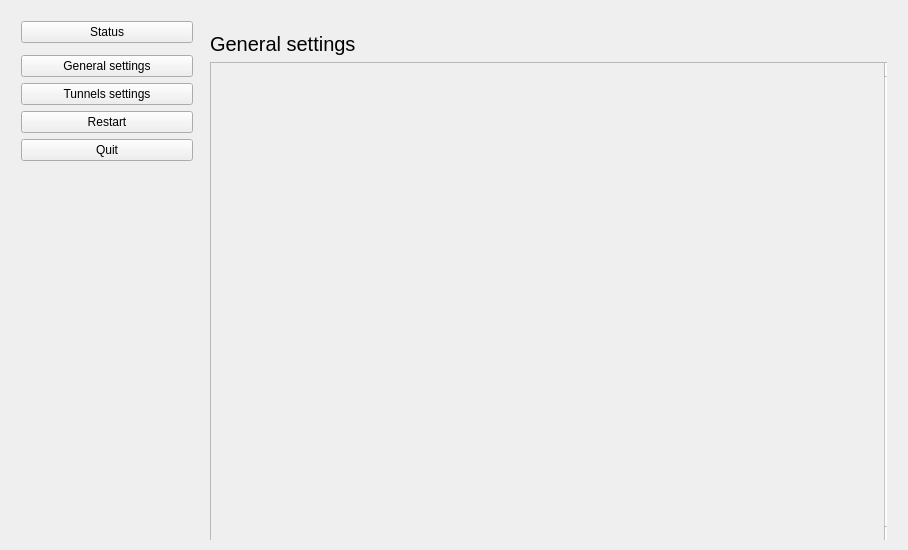
Old version of the form qt/i2pd_qt/mainwindow.ui in the repository PurpleI2P/i2pd.
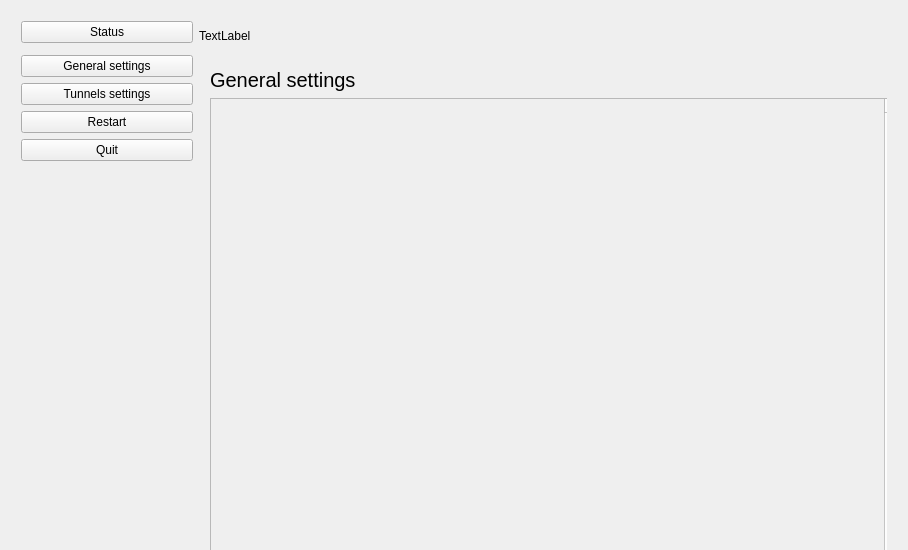
New version of the form. The open tabs and pages were chosen to show the change.

```diff
--- a/qt/i2pd_qt/mainwindow.ui
+++ b/qt/i2pd_qt/mainwindow.ui
@@ -50,7 +50,7 @@
       <x>10</x>
       <y>10</y>
       <width>888</width>
-      <height>530</height>
+      <height>555</height>
      </rect>
     </property>
     <layout class="QHBoxLayout" name="horizontalLayout">
@@ -168,6 +168,442 @@
       </layout>
      </item>
      <item>
+      <layout class="QVBoxLayout" name="verticalLayout_7">
+       <item>
+        <widget class="QLabel" name="wrongInputLabel">
+         <property name="minimumSize">
+          <size>
+           <width>0</width>
+           <height>30</height>
+          </size>
+         </property>
+         <property name="palette">
+          <palette>
+           <active>
+            <colorrole role="WindowText">
+             <brush brushstyle="SolidPattern">
+              <color alpha="255">
+               <red>0</red>
+               <green>0</green>
+               <blue>0</blue>
+              </color>
+             </brush>
+            </colorrole>
+            <colorrole role="Button">
+             <brush brushstyle="SolidPattern">
+              <color alpha="255">
+               <red>255</red>
+               <green>0</green>
+               <blue>0</blue>
+              </color>
+             </brush>
+            </colorrole>
+            <colorrole role="Light">
+             <brush brushstyle="SolidPattern">
+              <color alpha="255">
+               <red>255</red>
+               <green>127</green>
+               <blue>127</blue>
+              </color>
+             </brush>
+            </colorrole>
+            <colorrole role="Midlight">
+             <brush brushstyle="SolidPattern">
+              <color alpha="255">
+               <red>255</red>
+               <green>63</green>
+               <blue>63</blue>
+              </color>
+             </brush>
+            </colorrole>
+            <colorrole role="Dark">
+             <brush brushstyle="SolidPattern">
+              <color alpha="255">
+               <red>127</red>
+               <green>0</green>
+               <blue>0</blue>
+              </color>
+             </brush>
+            </colorrole>
+            <colorrole role="Mid">
+             <brush brushstyle="SolidPattern">
+              <color alpha="255">
+               <red>170</red>
+               <green>0</green>
+               <blue>0</blue>
+              </color>
+             </brush>
+            </colorrole>
+            <colorrole role="Text">
+             <brush brushstyle="SolidPattern">
+              <color alpha="255">
+               <red>0</red>
+               <green>0</green>
+               <blue>0</blue>
+              </color>
+             </brush>
+            </colorrole>
+            <colorrole role="BrightText">
+             <brush brushstyle="SolidPattern">
+              <color alpha="255">
+               <red>255</red>
+               <green>255</green>
+               <blue>255</blue>
+              </color>
+             </brush>
+            </colorrole>
+            <colorrole role="ButtonText">
+             <brush brushstyle="SolidPattern">
+              <color alpha="255">
+               <red>0</red>
+               <green>0</green>
+               <blue>0</blue>
+              </color>
+             </brush>
+            </colorrole>
+            <colorrole role="Base">
+             <brush brushstyle="SolidPattern">
+              <color alpha="255">
+               <red>255</red>
+               <green>255</green>
+               <blue>255</blue>
+              </color>
+             </brush>
+            </colorrole>
+            <colorrole role="Window">
+             <brush brushstyle="SolidPattern">
+              <color alpha="255">
+               <red>255</red>
+               <green>0</green>
+               <blue>0</blue>
+              </color>
+             </brush>
+            </colorrole>
+            <colorrole role="Shadow">
+             <brush brushstyle="SolidPattern">
+              <color alpha="255">
+               <red>0</red>
+               <green>0</green>
+               <blue>0</blue>
+              </color>
+             </brush>
+            </colorrole>
+            <colorrole role="AlternateBase">
+             <brush brushstyle="SolidPattern">
+              <color alpha="255">
+               <red>255</red>
+               <green>127</green>
+               <blue>127</blue>
+              </color>
+             </brush>
+            </colorrole>
+            <colorrole role="ToolTipBase">
+             <brush brushstyle="SolidPattern">
+              <color alpha="255">
+               <red>255</red>
+               <green>255</green>
+               <blue>220</blue>
+              </color>
+             </brush>
+            </colorrole>
+            <colorrole role="ToolTipText">
+             <brush brushstyle="SolidPattern">
+              <color alpha="255">
+               <red>0</red>
+               <green>0</green>
+               <blue>0</blue>
+              </color>
+             </brush>
+            </colorrole>
+           </active>
+           <inactive>
+            <colorrole role="WindowText">
+             <brush brushstyle="SolidPattern">
+              <color alpha="255">
+               <red>0</red>
+               <green>0</green>
+               <blue>0</blue>
+              </color>
+             </brush>
+            </colorrole>
+            <colorrole role="Button">
+             <brush brushstyle="SolidPattern">
+              <color alpha="255">
+               <red>255</red>
+               <green>0</green>
+               <blue>0</blue>
+              </color>
+             </brush>
+            </colorrole>
+            <colorrole role="Light">
+             <brush brushstyle="SolidPattern">
+              <color alpha="255">
+               <red>255</red>
+               <green>127</green>
+               <blue>127</blue>
+              </color>
+             </brush>
+            </colorrole>
+            <colorrole role="Midlight">
+             <brush brushstyle="SolidPattern">
+              <color alpha="255">
+               <red>255</red>
+               <green>63</green>
+               <blue>63</blue>
+              </color>
+             </brush>
+            </colorrole>
+            <colorrole role="Dark">
+             <brush brushstyle="SolidPattern">
+              <color alpha="255">
+               <red>127</red>
+               <green>0</green>
+               <blue>0</blue>
+              </color>
+             </brush>
+            </colorrole>
+            <colorrole role="Mid">
+             <brush brushstyle="SolidPattern">
+              <color alpha="255">
+               <red>170</red>
+               <green>0</green>
+               <blue>0</blue>
+              </color>
+             </brush>
+            </colorrole>
+            <colorrole role="Text">
+             <brush brushstyle="SolidPattern">
+              <color alpha="255">
+               <red>0</red>
+               <green>0</green>
+               <blue>0</blue>
+              </color>
+             </brush>
+            </colorrole>
+            <colorrole role="BrightText">
+             <brush brushstyle="SolidPattern">
+              <color alpha="255">
+               <red>255</red>
+               <green>255</green>
+               <blue>255</blue>
+              </color>
+             </brush>
+            </colorrole>
+            <colorrole role="ButtonText">
+             <brush brushstyle="SolidPattern">
+              <color alpha="255">
+               <red>0</red>
+               <green>0</green>
+               <blue>0</blue>
+              </color>
+             </brush>
+            </colorrole>
+            <colorrole role="Base">
+             <brush brushstyle="SolidPattern">
+              <color alpha="255">
+               <red>255</red>
+               <green>255</green>
+               <blue>255</blue>
+              </color>
+             </brush>
+            </colorrole>
+            <colorrole role="Window">
+             <brush brushstyle="SolidPattern">
+              <color alpha="255">
+               <red>255</red>
+               <green>0</green>
+               <blue>0</blue>
+              </color>
+             </brush>
+            </colorrole>
+            <colorrole role="Shadow">
+             <brush brushstyle="SolidPattern">
+              <color alpha="255">
+               <red>0</red>
+               <green>0</green>
+               <blue>0</blue>
+              </color>
+             </brush>
+            </colorrole>
+            <colorrole role="AlternateBase">
+             <brush brushstyle="SolidPattern">
+              <color alpha="255">
+               <red>255</red>
+               <green>127</green>
+               <blue>127</blue>
+              </color>
+             </brush>
+            </colorrole>
+            <colorrole role="ToolTipBase">
+             <brush brushstyle="SolidPattern">
+              <color alpha="255">
+               <red>255</red>
+               <green>255</green>
+               <blue>220</blue>
+              </color>
+             </brush>
+            </colorrole>
+            <colorrole role="ToolTipText">
+             <brush brushstyle="SolidPattern">
+              <color alpha="255">
+               <red>0</red>
+               <green>0</green>
+               <blue>0</blue>
+              </color>
+             </brush>
+            </colorrole>
+           </inactive>
+           <disabled>
+            <colorrole role="WindowText">
+             <brush brushstyle="SolidPattern">
+              <color alpha="255">
+               <red>127</red>
+               <green>0</green>
+               <blue>0</blue>
+              </color>
+             </brush>
+            </colorrole>
+            <colorrole role="Button">
+             <brush brushstyle="SolidPattern">
+              <color alpha="255">
+               <red>255</red>
+               <green>0</green>
+               <blue>0</blue>
+              </color>
+             </brush>
+            </colorrole>
+            <colorrole role="Light">
+             <brush brushstyle="SolidPattern">
+              <color alpha="255">
+               <red>255</red>
+               <green>127</green>
+               <blue>127</blue>
+              </color>
+             </brush>
+            </colorrole>
+            <colorrole role="Midlight">
+             <brush brushstyle="SolidPattern">
+              <color alpha="255">
+               <red>255</red>
+               <green>63</green>
+               <blue>63</blue>
+              </color>
+             </brush>
+            </colorrole>
+            <colorrole role="Dark">
+             <brush brushstyle="SolidPattern">
+              <color alpha="255">
+               <red>127</red>
+               <green>0</green>
+               <blue>0</blue>
+              </color>
+             </brush>
+            </colorrole>
+            <colorrole role="Mid">
+             <brush brushstyle="SolidPattern">
+              <color alpha="255">
+               <red>170</red>
+               <green>0</green>
+               <blue>0</blue>
+              </color>
+             </brush>
+            </colorrole>
+            <colorrole role="Text">
+             <brush brushstyle="SolidPattern">
+              <color alpha="255">
+               <red>127</red>
+               <green>0</green>
+               <blue>0</blue>
+              </color>
+             </brush>
+            </colorrole>
+            <colorrole role="BrightText">
+             <brush brushstyle="SolidPattern">
+              <color alpha="255">
+               <red>255</red>
+               <green>255</green>
+               <blue>255</blue>
+              </color>
+             </brush>
+            </colorrole>
+            <colorrole role="ButtonText">
+             <brush brushstyle="SolidPattern">
+              <color alpha="255">
+               <red>127</red>
+               <green>0</green>
+               <blue>0</blue>
+              </color>
+             </brush>
+            </colorrole>
+            <colorrole role="Base">
+             <brush brushstyle="SolidPattern">
+              <color alpha="255">
+               <red>255</red>
+               <green>0</green>
+               <blue>0</blue>
+              </color>
+             </brush>
+            </colorrole>
+            <colorrole role="Window">
+             <brush brushstyle="SolidPattern">
+              <color alpha="255">
+               <red>255</red>
+               <green>0</green>
+               <blue>0</blue>
+              </color>
+             </brush>
+            </colorrole>
+            <colorrole role="Shadow">
+             <brush brushstyle="SolidPattern">
+              <color alpha="255">
+               <red>0</red>
+               <green>0</green>
+               <blue>0</blue>
+              </color>
+             </brush>
+            </colorrole>
+            <colorrole role="AlternateBase">
+             <brush brushstyle="SolidPattern">
+              <color alpha="255">
+               <red>255</red>
+               <green>0</green>
+               <blue>0</blue>
+              </color>
+             </brush>
+            </colorrole>
+            <colorrole role="ToolTipBase">
+             <brush brushstyle="SolidPattern">
+              <color alpha="255">
+               <red>255</red>
+               <green>255</green>
+               <blue>220</blue>
+              </color>
+             </brush>
+            </colorrole>
+            <colorrole role="ToolTipText">
+             <brush brushstyle="SolidPattern">
+              <color alpha="255">
+               <red>0</red>
+               <green>0</green>
+               <blue>0</blue>
+              </color>
+             </brush>
+            </colorrole>
+           </disabled>
+          </palette>
+         </property>
+         <property name="text">
+          <string>TextLabel</string>
+         </property>
+         <property name="wordWrap">
+          <bool>true</bool>
+         </property>
+         <property name="margin">
+          <number>10</number>
+         </property>
+        </widget>
+       </item>
+       <item>
       <widget class="QStackedWidget" name="stackedWidget">
        <property name="sizePolicy">
         <sizepolicy hsizetype="Expanding" vsizetype="Expanding">
@@ -178,7 +614,7 @@
        <property name="minimumSize">
         <size>
          <width>0</width>
-         <height>528</height>
+           <height>0</height>
         </size>
        </property>
        <property name="maximumSize">
@@ -283,8 +719,8 @@
               <rect>
                <x>0</x>
                <y>0</y>
-               <width>689</width>
-               <height>496</height>
+                 <width>80</width>
+                 <height>26</height>
               </rect>
              </property>
              <property name="sizePolicy">
@@ -494,6 +930,8 @@
         </widget>
        </widget>
       </widget>
+       </item>
+      </layout>
      </item>
     </layout>
    </widget>
```
Left out of the diff: 2 changed lines with no effect on the pictures. Lines whose indentation alone changed are shown as unchanged.
